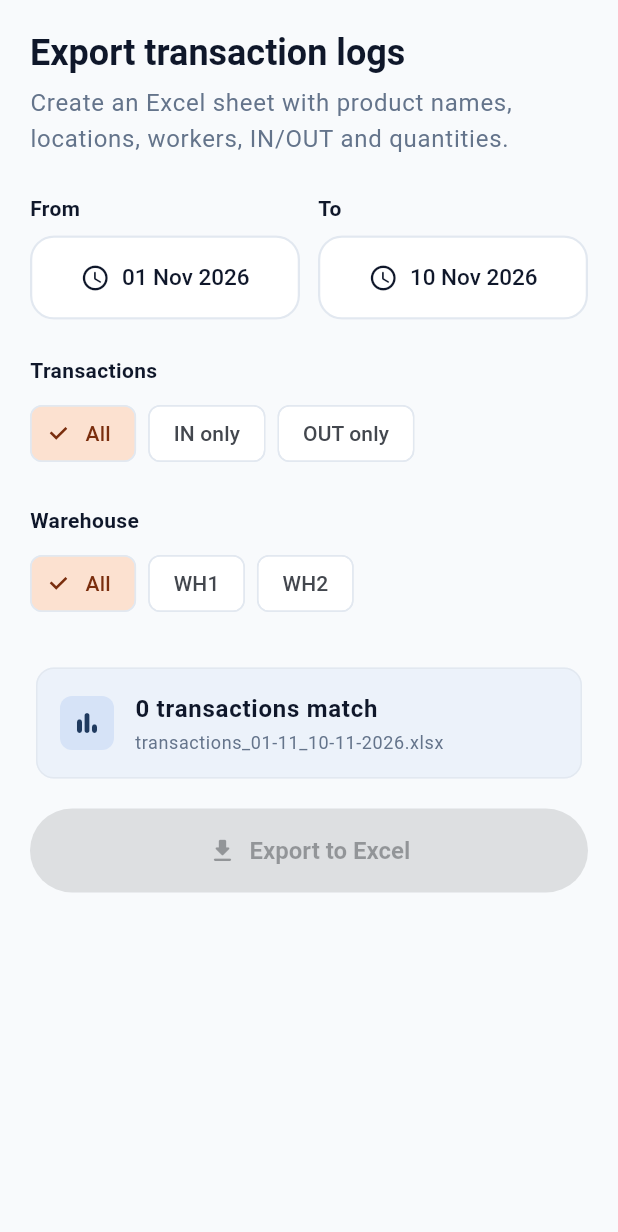
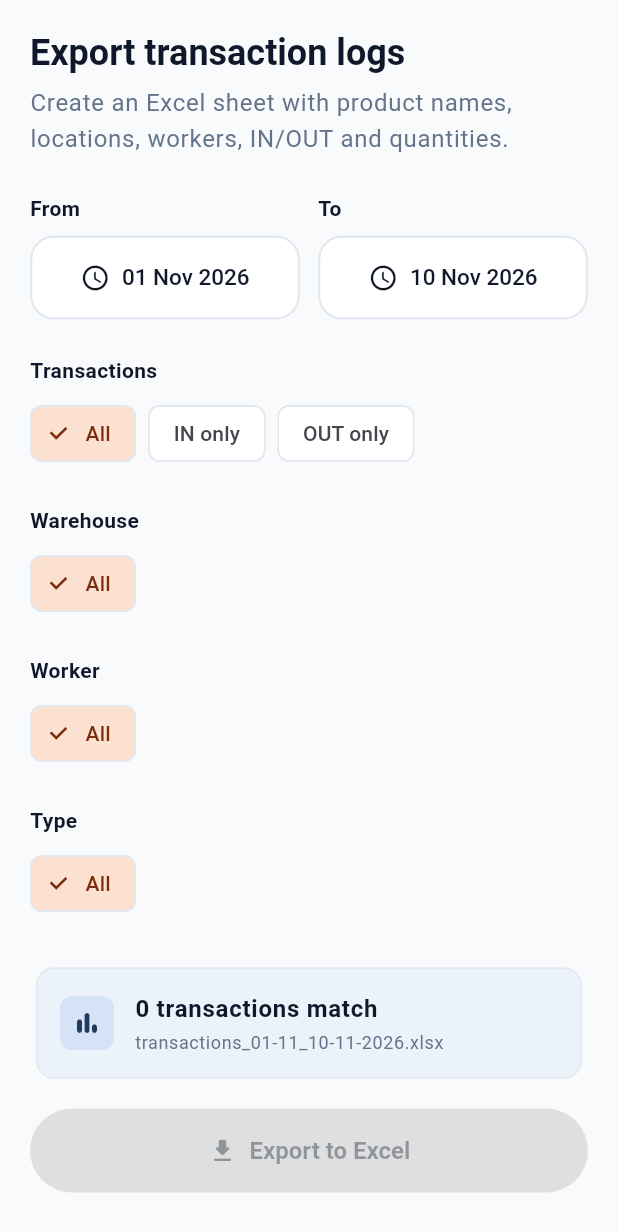
Before and after one commit to Raheeq2004/aral-inventory, a Flutter app: the ReportsPage widget shown alone on an empty page, opened directly, on a phone screen of 412 x 824 dp. Shown: the top 1232 px of the screen. Run offline on Flutter 3.47's test engine with Material 3 defaults, Android fonts, the phone set to English and light mode, and no system bars; our stand-ins replace connectivity_plus, firebase_core, firebase_database, open_filex; missing offline and left inert: excel, file_saver; accounts and stored records are empty.

Commit message:
fixing filter

```diff
--- a/lib/Admin/ReportsPage/reports_page.dart
+++ b/lib/Admin/ReportsPage/reports_page.dart
@@ -16,12 +16,12 @@ class ReportsPage extends StatefulWidget {
 }
 
 class _ReportsPageState extends State<ReportsPage> {
-  static const List<String> _warehouses = ['WH1', 'WH2'];
-
   late DateTime _from;
   late DateTime _to;
   Operations operations = Operations.all;
   String? _warehouse; // null = all
+  String? _worker; // null = all
+  String? _type; // null = all
   bool _exporting = false;
 
   @override
@@ -49,6 +49,8 @@ class _ReportsPageState extends State<ReportsPage> {
           ExcelExportService.warehouseOf(tx.locationCode) != _warehouse) {
         return false;
       }
+      if (_worker != null && tx.workerId != _worker) return false;
+      if (_type != null && tx.type != _type) return false;
       return true;
     }).toList();
   }
@@ -82,10 +84,18 @@ class _ReportsPageState extends State<ReportsPage> {
 
     return Consumer<TransactionData>(
       builder: (context, data, child) {
-        final matches = _filter(data.transactionDataList);
+        final all = data.transactionDataList;
+        final matches = _filter(all);
         final count = NumberFormat('#,##0').format(matches.length);
         final fileName = ExcelExportService.fileNameFor(from: _from, to: _to);
         final canExport = !data.isLoading && !_exporting && matches.isNotEmpty;
+
+        // chip options come from the real data
+        final warehouses = _distinct(
+          all.map((t) => ExcelExportService.warehouseOf(t.locationCode)),
+        );
+        final workers = _distinct(all.map((t) => t.workerId));
+        final types = _distinct(all.map((t) => t.type));
 
         return SingleChildScrollView(
           padding: const EdgeInsets.all(20),
@@ -135,19 +145,28 @@ class _ReportsPageState extends State<ReportsPage> {
               ),
               const SizedBox(height: 24),
 
-              // transaction type
+              // IN / OUT
               _label(context, 'Transactions'),
               const SizedBox(height: 8),
               Wrap(
                 spacing: 8,
                 runSpacing: 8,
                 children: [
-                  _chip('All', operations == Operations.all,
-                      () => setState(() => operations = Operations.all)),
-                  _chip('IN only', operations == Operations.inOnly,
-                      () => setState(() => operations = Operations.inOnly)),
-                  _chip('OUT only', operations == Operations.outOnly,
-                      () => setState(() => operations = Operations.outOnly)),
+                  _chip(
+                    'All',
+                    operations == Operations.all,
+                    () => setState(() => operations = Operations.all),
+                  ),
+                  _chip(
+                    'IN only',
+                    operations == Operations.inOnly,
+                    () => setState(() => operations = Operations.inOnly),
+                  ),
+                  _chip(
+                    'OUT only',
+                    operations == Operations.outOnly,
+                    () => setState(() => operations = Operations.outOnly),
+                  ),
                 ],
               ),
               const SizedBox(height: 24),
@@ -155,17 +174,19 @@ class _ReportsPageState extends State<ReportsPage> {
               // warehouse
               _label(context, 'Warehouse'),
               const SizedBox(height: 8),
-              Wrap(
-                spacing: 8,
-                runSpacing: 8,
-                children: [
-                  _chip('All', _warehouse == null,
-                      () => setState(() => _warehouse = null)),
-                  for (final wh in _warehouses)
-                    _chip(wh, _warehouse == wh,
-                        () => setState(() => _warehouse = wh)),
-                ],
-              ),
+              _singleSelect(warehouses, _warehouse, (v) => _warehouse = v),
+              const SizedBox(height: 24),
+
+              // worker
+              _label(context, 'Worker'),
+              const SizedBox(height: 8),
+              _singleSelect(workers, _worker, (v) => _worker = v),
+              const SizedBox(height: 24),
+
+              // transaction type (Purchase Receipt, Sales Fulfillment, ...)
+              _label(context, 'Type'),
+              const SizedBox(height: 8),
+              _singleSelect(types, _type, (v) => _type = v),
               const SizedBox(height: 28),
 
               // summary card
@@ -249,6 +270,24 @@ class _ReportsPageState extends State<ReportsPage> {
     );
   }
 
+  static List<String> _distinct(Iterable<String> values) =>
+      values.where((v) => v.trim().isNotEmpty).toSet().toList()..sort();
+
+  /// "All" + one chip per option. Only one can be selected at a time.
+  Widget _singleSelect(
+    List<String> options,
+    String? selected,
+    void Function(String?) onChanged,
+  ) => Wrap(
+    spacing: 8,
+    runSpacing: 8,
+    children: [
+      _chip('All', selected == null, () => setState(() => onChanged(null))),
+      for (final o in options)
+        _chip(o, selected == o, () => setState(() => onChanged(o))),
+    ],
+  );
+
   Widget _label(BuildContext context, String text) => Text(
     text,
     style: Theme.of(context).textTheme.bodyMedium?.copyWith(
@@ -266,7 +305,6 @@ class _ReportsPageState extends State<ReportsPage> {
     onSelected: (_) => onTap(),
   );
 }
-
 
 class _DateButton extends StatelessWidget {
   final DateTime date;
```
Also changed, not shown: lib/Admin/ReportsPage/excel_export_services.dart (+14 -8 lines), lib/Admin/TransactionPage/all_transactions.dart (+3 -7 lines), lib/Admin/admin_routing.dart (+7 -1 lines), 5 other files.
